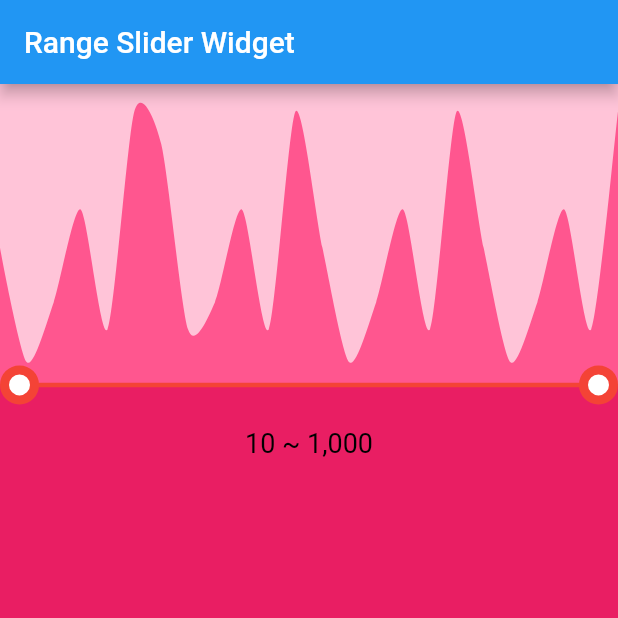
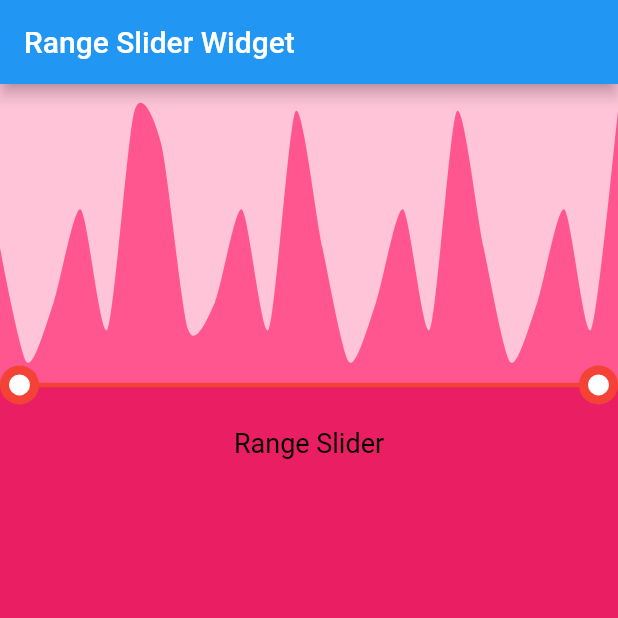
Before and after one commit to soogil/flutter_app, a Flutter app: the screen it shows after launch, on a phone screen of 412 x 824 dp, the top half of it. Run offline on Flutter 3.47's test engine with Material 2 defaults, Android fonts, the phone set to English and light mode, and no system bars.

Commit message:
Revert "[soogil] range slider change title"
This reverts commit 5a92d856b9f886bbea13761fb2f50dd7378046b1.

```diff
--- a/lib/page/main-page.view.dart
+++ b/lib/page/main-page.view.dart
@@ -34,7 +34,7 @@ class MainPageView extends StatelessWidget {
         rangeSliderLabelBuilder: (double startValue, double endValue) {
           return Container(
             child:Text(
-              _viewModel.getRangeTitle(startValue, endValue),
+              _viewModel.rangeTitle,
               style: TextStyle(
                   fontSize: 18,
                   color: Colors.black
--- a/lib/page/main-page.viewmodel.dart
+++ b/lib/page/main-page.viewmodel.dart
@@ -1,4 +1,4 @@
-import 'package:intl/intl.dart';
+
 
 class MainPageViewModel {
 
@@ -9,14 +9,6 @@ class MainPageViewModel {
 
   List<int> _volumes;
 
-  String _getStrCurrencyFormat(dynamic price){
-    return NumberFormat("#,##0").format(price);
-  }
-
-  String getRangeTitle(double min, double max) {
-    return _getStrCurrencyFormat(min) + ' ~ ' + _getStrCurrencyFormat(max);
-  }
-
   List<int> get volumes => _volumes;
 
   String get rangeTitle => 'Range Slider';
--- a/pubspec.yaml
+++ b/pubspec.yaml
@@ -28,7 +28,6 @@ dependencies:
   # The following adds the Cupertino Icons font to your application.
   # Use with the CupertinoIcons class for iOS style icons.
   cupertino_icons: ^1.0.0
-  intl: ^0.15.7
 
 dev_dependencies:
   flutter_test:
```
Also changed, not shown: pubspec.lock.
